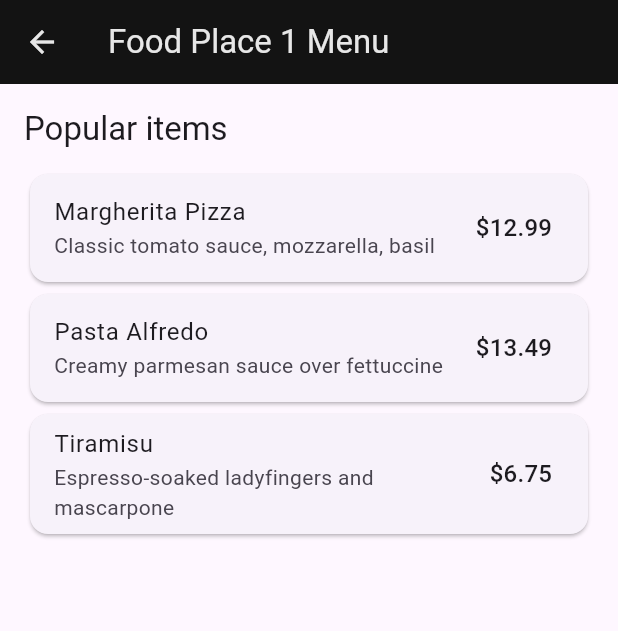
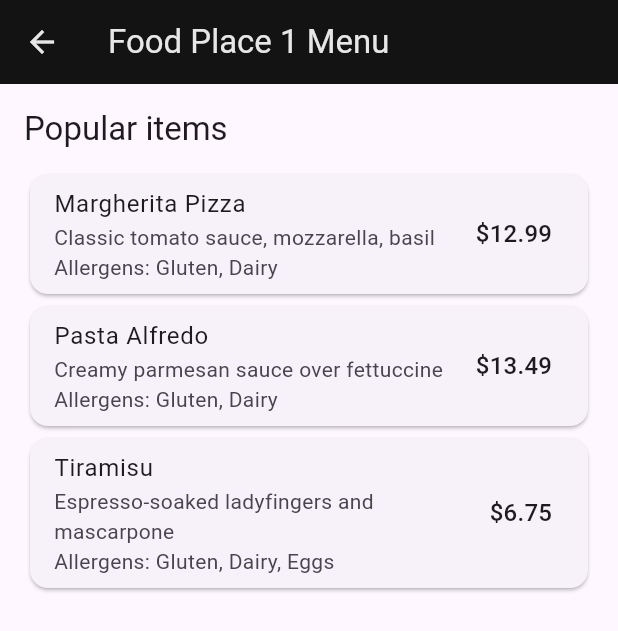
Before and after one commit to Np3-0/Tavio-Frontend, a Flutter app: the screen it shows after launch, after a tap on "Food Place 1", on a phone screen of 412 x 824 dp. Shown: the top 631 px of the screen. Run offline on Flutter 3.47's test engine with Material 3 defaults, Android fonts, the phone set to English and light mode, and no system bars; our stand-ins replace permission_handler.

Commit message:
removes listings with allergies

```diff
--- a/lib/data/restaurant_data.dart
+++ b/lib/data/restaurant_data.dart
@@ -2,11 +2,13 @@ class RestaurantMenuItem {
   const RestaurantMenuItem({
     required this.name,
     required this.description,
+    required this.allergens,
     required this.price,
   });
 
   final String name;
   final String description;
+  final String allergens;
   final double price;
 }
 
@@ -33,16 +35,19 @@ const List<Restaurant> sampleRestaurants = <Restaurant>[
       RestaurantMenuItem(
         name: 'Margherita Pizza',
         description: 'Classic tomato sauce, mozzarella, basil',
+        allergens: 'Gluten, Dairy',
         price: 12.99,
       ),
       RestaurantMenuItem(
         name: 'Pasta Alfredo',
         description: 'Creamy parmesan sauce over fettuccine',
+        allergens: 'Gluten, Dairy',
         price: 13.49,
       ),
       RestaurantMenuItem(
         name: 'Tiramisu',
         description: 'Espresso-soaked ladyfingers and mascarpone',
+        allergens: 'Gluten, Dairy, Eggs',
         price: 6.75,
       ),
     ],
@@ -55,16 +60,19 @@ const List<Restaurant> sampleRestaurants = <Restaurant>[
       RestaurantMenuItem(
         name: 'Crispy Chicken Sandwich',
         description: 'Lettuce, tomato, house aioli',
+        allergens: 'Gluten, Eggs',
         price: 10.49,
       ),
       RestaurantMenuItem(
         name: 'Loaded Fries',
         description: 'Cheddar, bacon bits, green onion',
+        allergens: 'Dairy',
         price: 7.25,
       ),
       RestaurantMenuItem(
         name: 'Chocolate Brownie',
         description: 'Served warm with vanilla ice cream',
+        allergens: 'Gluten, Dairy, Eggs',
         price: 6.00,
       ),
     ],
@@ -77,16 +85,19 @@ const List<Restaurant> sampleRestaurants = <Restaurant>[
       RestaurantMenuItem(
         name: 'Garden Salad',
         description: 'Mixed greens, cucumber, vinaigrette',
+          allergens: 'None',
         price: 8.25,
       ),
       RestaurantMenuItem(
         name: 'Protein Power Bowl',
         description: 'Quinoa, chickpeas, avocado, greens',
+        allergens: 'None',
         price: 11.75,
       ),
       RestaurantMenuItem(
         name: 'Fresh Fruit Cup',
         description: 'Seasonal fruit medley',
+        allergens: 'None',
         price: 5.50,
       ),
     ],
--- a/lib/main.dart
+++ b/lib/main.dart
@@ -168,7 +168,7 @@ class _NavigationExampleState extends State<NavigationExample> {
   Widget _buildCurrentPage(BuildContext context) {
     switch (currentPageIndex) {
       case 0:
-        return const FindMenu();
+        return FindMenu(userAllergies: allergies);
       case 1:
         return const ChatMenu();
       case 2:
--- a/lib/widgets/find_menu.dart
+++ b/lib/widgets/find_menu.dart
@@ -4,12 +4,17 @@ import 'package:restaurantfinder/utils/app_colors.dart';
 import 'package:restaurantfinder/widgets/restaurant_menu_page.dart';
 
 class FindMenu extends StatelessWidget {
-  const FindMenu({super.key});
+  const FindMenu({required this.userAllergies, super.key});
+
+  final List<String> userAllergies;
 
   void _openRestaurantMenu(BuildContext context, Restaurant restaurant) {
     Navigator.of(context).push(
       MaterialPageRoute<void>(
-        builder: (_) => RestaurantMenuPage(restaurant: restaurant),
+        builder: (_) => RestaurantMenuPage(
+          restaurant: restaurant,
+          userAllergies: userAllergies,
+        ),
       ),
     );
   }
--- a/lib/widgets/restaurant_menu_page.dart
+++ b/lib/widgets/restaurant_menu_page.dart
@@ -3,13 +3,42 @@ import 'package:restaurantfinder/data/restaurant_data.dart';
 import 'package:restaurantfinder/utils/app_colors.dart';
 
 class RestaurantMenuPage extends StatelessWidget {
-  const RestaurantMenuPage({required this.restaurant, super.key});
+  const RestaurantMenuPage({
+    required this.restaurant,
+    required this.userAllergies,
+    super.key,
+  });
 
   final Restaurant restaurant;
+  final List<String> userAllergies;
+
+  bool _containsBlockedAllergen(String itemAllergens, Set<String> blocked) {
+    if (blocked.isEmpty) {
+      return false;
+    }
+
+    final List<String> allergens = itemAllergens
+        .split(',')
+        .map((String value) => value.trim().toLowerCase())
+        .where((String value) => value.isNotEmpty && value != 'none')
+        .toList();
+
+    return allergens.any(blocked.contains);
+  }
 
   @override
   Widget build(BuildContext context) {
     final ThemeData theme = Theme.of(context);
+    final Set<String> blockedAllergies = userAllergies
+        .map((String value) => value.trim().toLowerCase())
+        .where((String value) => value.isNotEmpty)
+        .toSet();
+    final List<RestaurantMenuItem> visibleItems = restaurant.menuItems
+        .where(
+          (RestaurantMenuItem item) =>
+              !_containsBlockedAllergen(item.allergens, blockedAllergies),
+        )
+        .toList();
 
     return Scaffold(
       appBar: AppBar(
@@ -17,6 +46,7 @@ class RestaurantMenuPage extends StatelessWidget {
           '${restaurant.name} Menu',
           style: const TextStyle(color: AppColors.Alabaster),
         ),
+
         backgroundColor: AppColors.Onyx,
         iconTheme: const IconThemeData(color: AppColors.Alabaster),
       ),
@@ -25,11 +55,18 @@ class RestaurantMenuPage extends StatelessWidget {
         children: <Widget>[
           Text('Popular items', style: theme.textTheme.titleLarge),
           const SizedBox(height: 12),
-          for (final RestaurantMenuItem item in restaurant.menuItems)
+          if (visibleItems.isEmpty)
+            Text(
+              'No menu items are available for your saved allergens.',
+              style: theme.textTheme.bodyLarge,
+            ),
+          for (final RestaurantMenuItem item in visibleItems)
             Card(
               child: ListTile(
                 title: Text(item.name),
-                subtitle: Text(item.description),
+                subtitle: Text(
+                  '${item.description}\nAllergens: ${item.allergens}',
+                ),
                 trailing: Text(
                   '\$${item.price.toStringAsFixed(2)}',
                   style: theme.textTheme.titleMedium,
```
